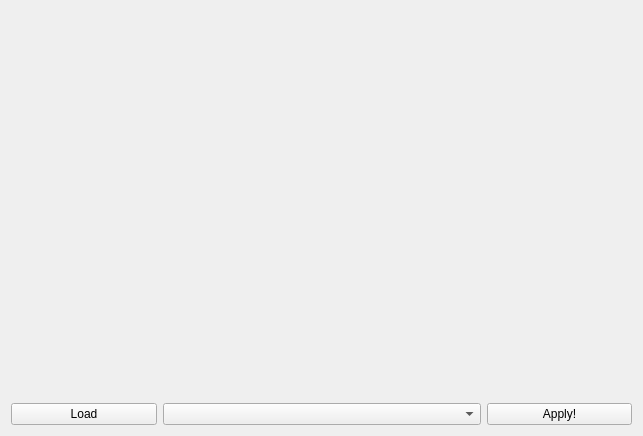
Before: the Qt Designer form convolution/mainwindow.ui in diegomarcov/pdiProjects, drawn with Qt 5.
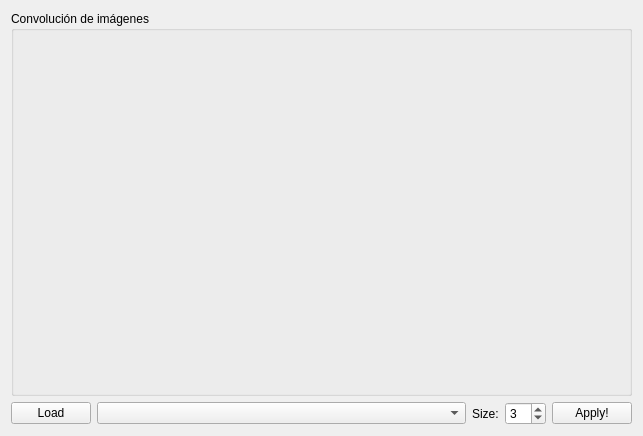
After: the same form once the commit is applied.

Commit message: Added most convolution filters; fixed mainwindow UI

Patch:
```diff
--- a/convolution/mainwindow.ui
+++ b/convolution/mainwindow.ui
@@ -14,8 +14,27 @@
    <string>MainWindow</string>
   </property>
   <widget class="QWidget" name="centralWidget">
+   <layout class="QGridLayout" name="gridLayout_2">
+    <item row="0" column="0" colspan="5">
+     <widget class="QGroupBox" name="groupBox">
+      <property name="title">
+       <string>Convolución de imágenes</string>
+      </property>
    <layout class="QGridLayout" name="gridLayout">
-    <item row="0" column="0" colspan="2">
+       <item row="0" column="2" rowspan="2">
+        <widget class="QLabel" name="resultLabel">
+         <property name="maximumSize">
+          <size>
+           <width>450</width>
+           <height>600</height>
+          </size>
+         </property>
+         <property name="text">
+          <string/>
+         </property>
+        </widget>
+       </item>
+       <item row="0" column="0" rowspan="2">
      <widget class="QLabel" name="imageLabel">
       <property name="maximumSize">
        <size>
@@ -28,7 +47,7 @@
       </property>
      </widget>
     </item>
-    <item row="0" column="2">
+       <item row="0" column="1">
      <spacer name="horizontalSpacer">
       <property name="orientation">
        <enum>Qt::Horizontal</enum>
@@ -44,31 +63,62 @@
       </property>
      </spacer>
     </item>
-    <item row="0" column="3" colspan="2">
-     <widget class="QLabel" name="resultLabel">
-      <property name="maximumSize">
-       <size>
-        <width>450</width>
-        <height>600</height>
-       </size>
-      </property>
-      <property name="text">
-       <string/>
-      </property>
+      </layout>
      </widget>
     </item>
     <item row="1" column="0">
      <widget class="QPushButton" name="loadButton">
+      <property name="sizePolicy">
+       <sizepolicy hsizetype="Fixed" vsizetype="Fixed">
+        <horstretch>0</horstretch>
+        <verstretch>0</verstretch>
+       </sizepolicy>
+      </property>
       <property name="text">
        <string>Load</string>
       </property>
      </widget>
     </item>
-    <item row="1" column="1" colspan="3">
+    <item row="1" column="1">
      <widget class="QComboBox" name="operationComboBox"/>
     </item>
+    <item row="1" column="2">
+     <widget class="QLabel" name="label">
+      <property name="sizePolicy">
+       <sizepolicy hsizetype="Fixed" vsizetype="Preferred">
+        <horstretch>0</horstretch>
+        <verstretch>0</verstretch>
+       </sizepolicy>
+      </property>
+      <property name="text">
+       <string>Size:</string>
+      </property>
+     </widget>
+    </item>
+    <item row="1" column="3">
+     <widget class="QSpinBox" name="sizeSpinBox">
+      <property name="sizePolicy">
+       <sizepolicy hsizetype="Fixed" vsizetype="Fixed">
+        <horstretch>0</horstretch>
+        <verstretch>0</verstretch>
+       </sizepolicy>
+      </property>
+      <property name="singleStep">
+       <number>2</number>
+      </property>
+      <property name="value">
+       <number>3</number>
+      </property>
+     </widget>
+    </item>
     <item row="1" column="4">
      <widget class="QPushButton" name="applyButton">
+      <property name="sizePolicy">
+       <sizepolicy hsizetype="Fixed" vsizetype="Fixed">
+        <horstretch>0</horstretch>
+        <verstretch>0</verstretch>
+       </sizepolicy>
+      </property>
       <property name="text">
        <string>Apply!</string>
       </property>
```
Left out of the diff: 6 changed lines with no effect on the pictures. Lines whose indentation alone changed are shown as unchanged. The commit also changes 4 other files.
